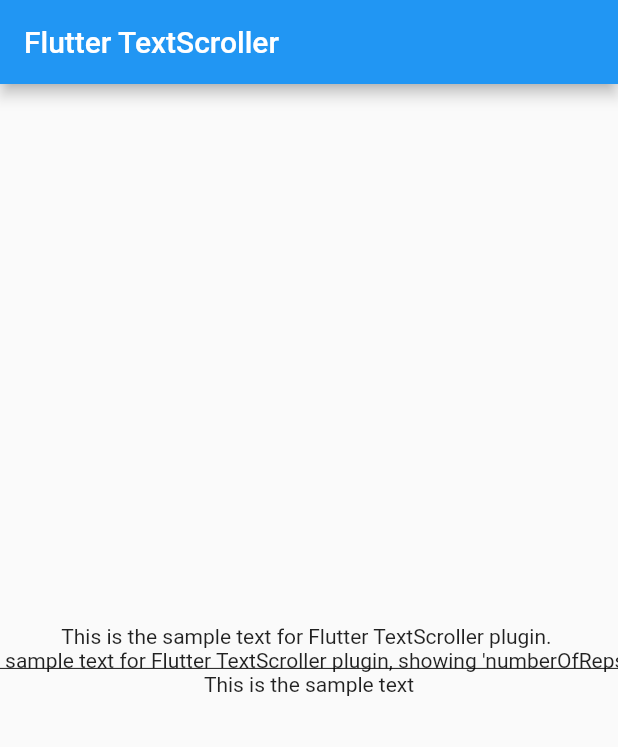
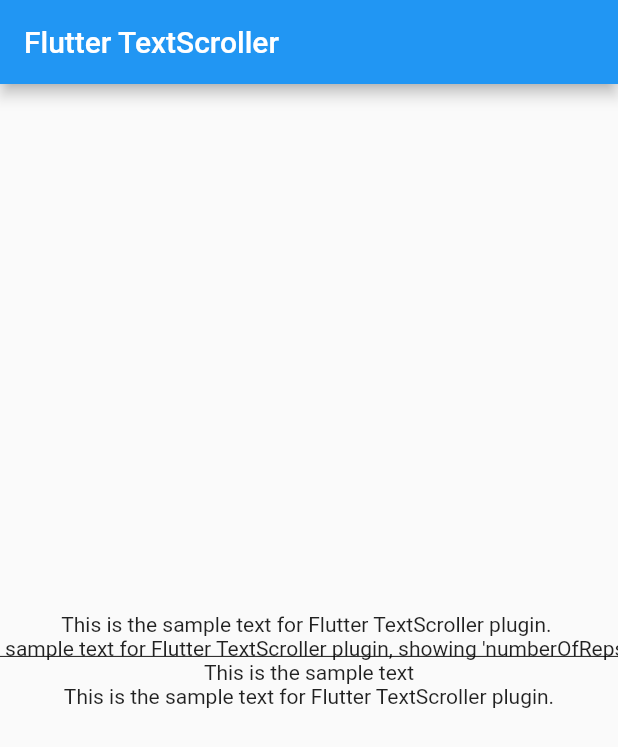
Before and after one commit to yurii-khi/text_scroll, a Flutter app: the first screen one second after launch, on a phone screen of 412 x 824 dp. Shown: the top 747 px of the screen. Run offline on Flutter 3.47's test engine with Material 2 defaults, Android fonts, the phone set to English and light mode, and no system bars.

Commit message:
Handle text update

```diff
--- a/example/lib/main.dart
+++ b/example/lib/main.dart
@@ -37,13 +37,13 @@ class _MyHomePageState extends State<MyHomePage> {
       body: Center(
         child: Column(
           mainAxisAlignment: MainAxisAlignment.center,
-          children: const <Widget>[
-            TextScroller(
+          children: <Widget>[
+            const TextScroller(
               'This is the sample text for Flutter TextScroller plugin. ',
               velocity: Velocity(pixelsPerSecond: Offset(100, 0)),
               delayBefore: Duration(milliseconds: 50),
             ),
-            TextScroller(
+            const TextScroller(
               'This is the sample text for Flutter TextScroller plugin, '
               'showing \'numberOfReps\' parameter (2 reps).',
               numberOfReps: 2,
@@ -51,7 +51,15 @@ class _MyHomePageState extends State<MyHomePage> {
               mode: TextScrollerMode.bouncing,
               pauseBetween: Duration(milliseconds: 500),
             ),
-            TextScroller('This is the sample text'),
+            const TextScroller('This is the sample text'),
+            FutureBuilder<dynamic>(
+                future: Future<dynamic>.delayed(const Duration(seconds: 2)),
+                builder: (context, snapshot) {
+                  return TextScroller(snapshot.connectionState ==
+                          ConnectionState.waiting
+                      ? 'This is the sample text for Flutter TextScroller plugin.'
+                      : 'Short text');
+                }),
           ],
         ),
       ),
--- a/lib/text_scroller.dart
+++ b/lib/text_scroller.dart
@@ -40,6 +40,13 @@ class _TextScrollerState extends State<TextScroller> {
     super.initState();
 
     WidgetsBinding.instance?.addPostFrameCallback(_initScroller);
+  }
+
+  @override
+  void didUpdateWidget(covariant TextScroller oldWidget) {
+    _onUpdate(oldWidget);
+
+    super.didUpdateWidget(oldWidget);
   }
 
   @override
@@ -173,6 +180,13 @@ class _TextScrollerState extends State<TextScroller> {
 
     return Duration(milliseconds: milliseconds);
   }
+
+  void _onUpdate(TextScroller oldWidget) {
+    if (widget.text != oldWidget.text && _endlessText != null) {
+      setState(() => _endlessText = null);
+      _scrollController.jumpTo(_scrollController.position.minScrollExtent);
+    }
+  }
 }
 
 enum TextScrollerMode {
```
